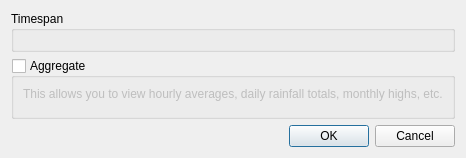
Qt form desktop/viewdataoptionsdialog.ui (davidrg/zxweather) before a commit.
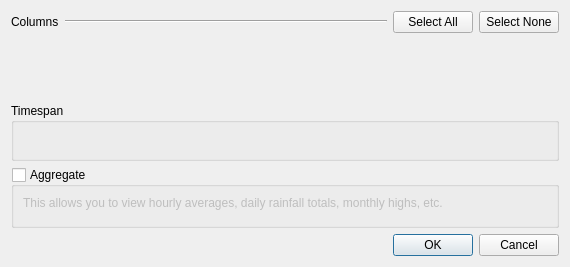
The same form after that commit. Icons and pictures are not drawn. Custom widgets are drawn as their Qt base class.

Commit message: Column picker for the view data options dialog. View data window now only displays enabled sensors with their customised name (if there is one)

The edit to the form file:
```diff
--- a/desktop/viewdataoptionsdialog.ui
+++ b/desktop/viewdataoptionsdialog.ui
@@ -6,8 +6,8 @@
    <rect>
     <x>0</x>
     <y>0</y>
-    <width>422</width>
-    <height>158</height>
+    <width>570</width>
+    <height>267</height>
    </rect>
   </property>
   <property name="windowTitle">
@@ -18,21 +18,52 @@
     <normaloff>:/icons/table</normaloff>:/icons/table</iconset>
   </property>
   <layout class="QGridLayout" name="gridLayout_2">
-   <item row="2" column="0">
-    <widget class="QDialogButtonBox" name="buttonBox">
-     <property name="orientation">
-      <enum>Qt::Horizontal</enum>
-     </property>
-     <property name="standardButtons">
-      <set>QDialogButtonBox::Cancel|QDialogButtonBox::Ok</set>
-     </property>
-    </widget>
+   <item row="0" column="0">
+    <layout class="QHBoxLayout" name="horizontalLayout">
+     <item>
+      <widget class="QLabel" name="label">
+       <property name="text">
+        <string>Columns</string>
+       </property>
+      </widget>
+     </item>
+     <item>
+      <widget class="Line" name="line">
+       <property name="sizePolicy">
+        <sizepolicy hsizetype="Expanding" vsizetype="Fixed">
+         <horstretch>0</horstretch>
+         <verstretch>0</verstretch>
+        </sizepolicy>
+       </property>
+       <property name="orientation">
+        <enum>Qt::Horizontal</enum>
+       </property>
+      </widget>
+     </item>
+     <item>
+      <widget class="QPushButton" name="pbSelectAll">
+       <property name="text">
+        <string>Select All</string>
+       </property>
+      </widget>
+     </item>
+     <item>
+      <widget class="QPushButton" name="pbSelectNone">
+       <property name="text">
+        <string>Select None</string>
+       </property>
+      </widget>
+     </item>
+    </layout>
    </item>
-   <item row="1" column="0">
+   <item row="3" column="0">
     <widget class="QGroupBox" name="gbAggregate">
      <property name="title">
       <string>Aggregate</string>
      </property>
+     <property name="flat">
+      <bool>true</bool>
+     </property>
      <property name="checkable">
       <bool>true</bool>
      </property>
@@ -53,11 +84,24 @@
      </layout>
     </widget>
    </item>
-   <item row="0" column="0">
+   <item row="4" column="0">
+    <widget class="QDialogButtonBox" name="buttonBox">
+     <property name="orientation">
+      <enum>Qt::Horizontal</enum>
+     </property>
+     <property name="standardButtons">
+      <set>QDialogButtonBox::Cancel|QDialogButtonBox::Ok</set>
+     </property>
+    </widget>
+   </item>
+   <item row="2" column="0">
     <widget class="QGroupBox" name="groupBox">
      <property name="title">
       <string>Timespan</string>
      </property>
+     <property name="flat">
+      <bool>true</bool>
+     </property>
      <layout class="QGridLayout" name="gridLayout_3">
       <item row="0" column="0">
        <widget class="TimespanWidget" name="timespan" native="true"/>
@@ -65,6 +109,19 @@
      </layout>
     </widget>
    </item>
+   <item row="1" column="0">
+    <layout class="QHBoxLayout" name="horizontalLayout_2">
+     <property name="leftMargin">
+      <number>9</number>
+     </property>
+     <property name="rightMargin">
+      <number>9</number>
+     </property>
+     <item>
+      <widget class="ColumnPickerWidget" name="columnPicker" native="true"/>
+     </item>
+    </layout>
+   </item>
   </layout>
  </widget>
  <customwidgets>
@@ -80,6 +137,12 @@
    <header>aggregateoptionswidget.h</header>
    <container>1</container>
   </customwidget>
+  <customwidget>
+   <class>ColumnPickerWidget</class>
+   <extends>QWidget</extends>
+   <header>columnpickerwidget.h</header>
+   <container>1</container>
+  </customwidget>
  </customwidgets>
  <resources>
   <include location="resources.qrc"/>
```
The commit also changes 11 other files.
